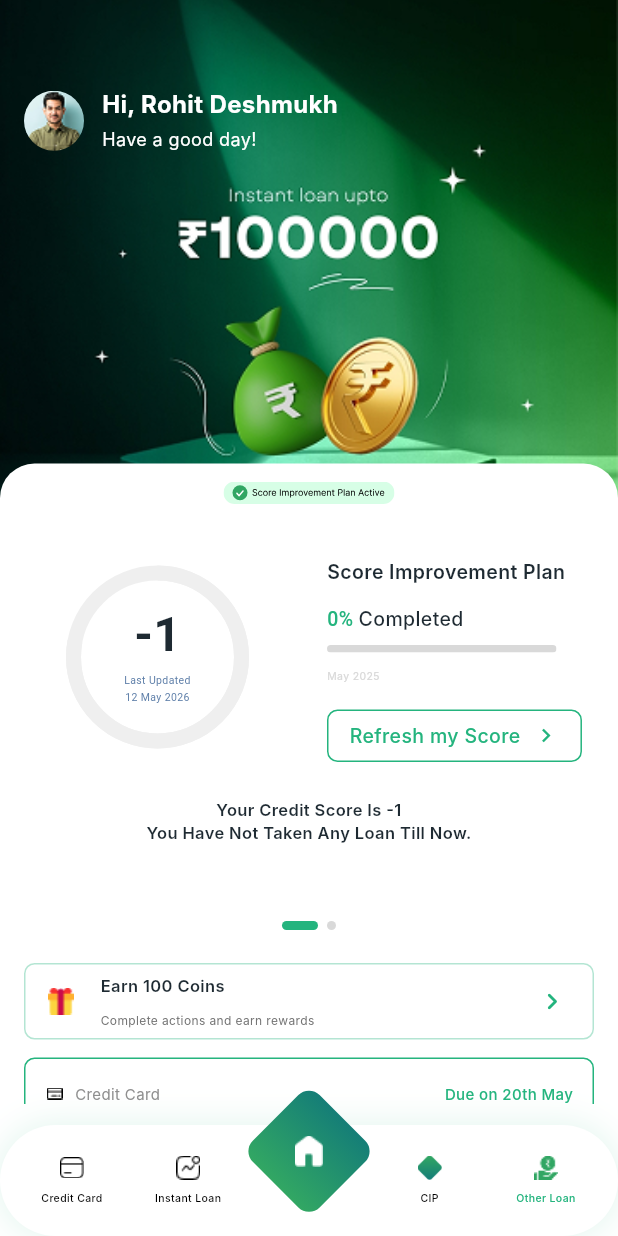
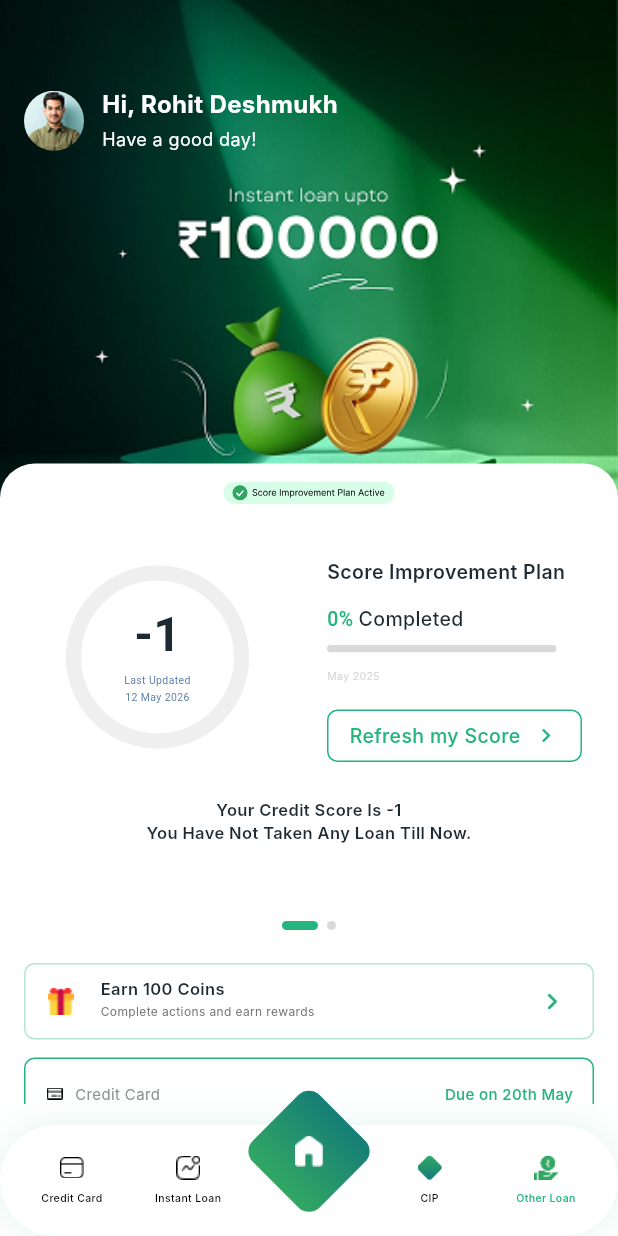
Before and after one commit to AryaMehta03/swipeloan_flutter_assessment, a Flutter app: the screen it shows after launch, on a phone screen of 412 x 824 dp. Run offline on Flutter 3.47's test engine with Material 3 defaults, Android fonts, the phone set to English and light mode, and no system bars; our stand-ins replace flutter_svg; Roboto replaces fonts that are missing (Inter, Poppins).

Commit message:
fix: improve earn coins UI

```diff
--- a/lib/features/home/presentation/widgets/earn_coins_tile.dart
+++ b/lib/features/home/presentation/widgets/earn_coins_tile.dart
@@ -14,9 +14,7 @@ class EarnCoinsTile extends StatelessWidget {
       decoration: BoxDecoration(
         color: Colors.white,
         borderRadius: BorderRadius.circular(7),
-        border: Border.all(
-          color: AppColors.primary.withOpacity(0.34),
-        ),
+        border: Border.all(color: AppColors.primary.withOpacity(0.34)),
       ),
       child: Row(
         children: [
@@ -32,14 +30,17 @@ class EarnCoinsTile extends StatelessWidget {
               mainAxisAlignment: MainAxisAlignment.center,
               crossAxisAlignment: CrossAxisAlignment.start,
               children: [
-                Text(
+                Padding(
+                  padding: const EdgeInsets.only(top: 2),
+                  child: Text(
                     'Earn 100 Coins',
                     style: TextStyle(
                       fontFamily: 'Inter',
                       fontSize: 11,
                       fontWeight: FontWeight.w600,
-                    height: 25.7 / 11,
+                      height: 1,
                       color: AppColors.textPrimary,
+                    ),
                   ),
                 ),
                 Text(
```
Lines whose indentation alone changed are shown as unchanged.
